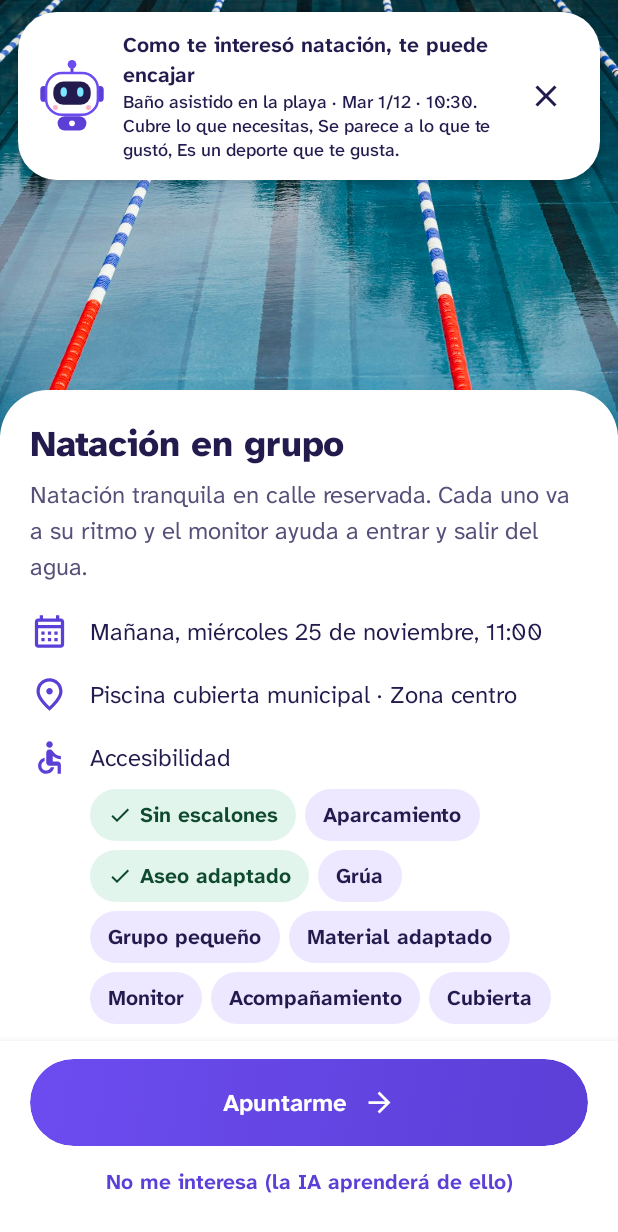
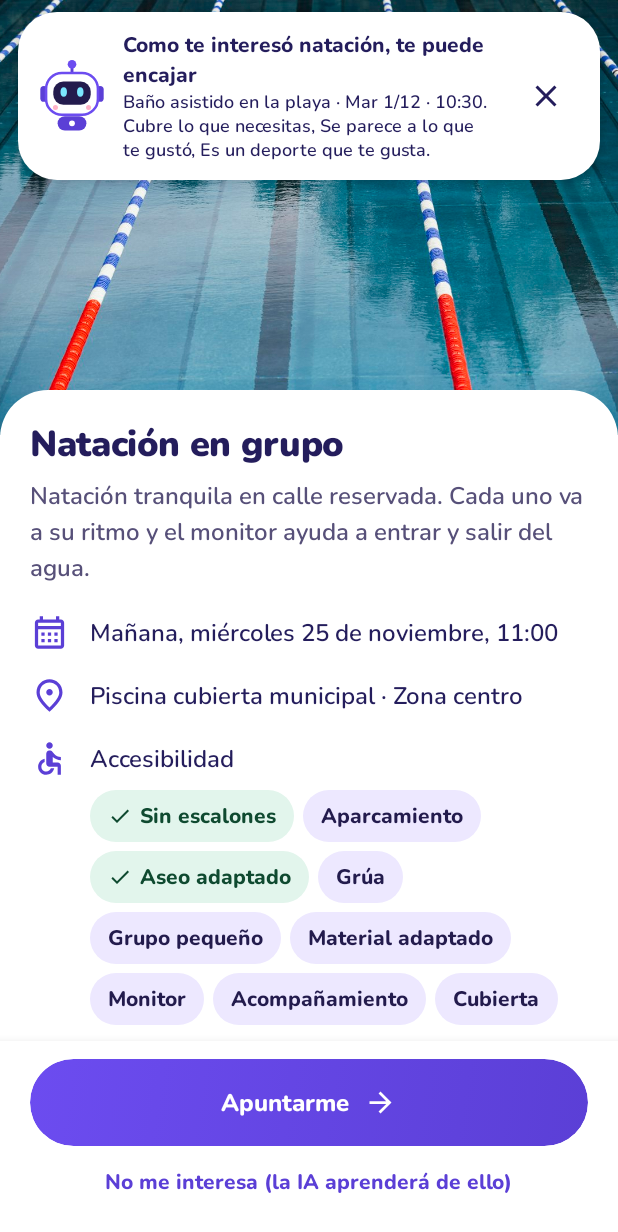
Before and after one commit to javierromeo1612/fit-in-ia, an Android app built with Jetpack Compose: the screen it shows after launch (MainActivity), after a tap on "Volver", on a phone screen of 412 x 824 dp. Shown: the top 1232 px of the screen. Run offline under Robolectric (Android 15) with nearby library versions, the phone set to English and light mode, and no system bars; 1 statement that could not run was skipped; 1 other tap on this screen came first.

Commit message:
Tipografía redondeada y detalles del diseño

```diff
--- a/app/src/main/java/com/marbellup/fitin/MainActivity.kt
+++ b/app/src/main/java/com/marbellup/fitin/MainActivity.kt
@@ -65,7 +65,7 @@ class MainActivity : ComponentActivity() {
         Alerts.schedule(this)
         handleIntent(intent)
         setContent {
-            FitInTheme {
+            FitInTheme(easyRead = state.easyRead) {
                 val density = LocalDensity.current
                 val scaled = Density(density.density, density.fontScale * if (state.bigText) 1.3f else 1f)
                 CompositionLocalProvider(
--- a/app/src/main/java/com/marbellup/fitin/ui/screens/CalendarScreen.kt
+++ b/app/src/main/java/com/marbellup/fitin/ui/screens/CalendarScreen.kt
@@ -89,7 +89,7 @@ fun CalendarScreen(state: AppState, bottomBar: @Composable () -> Unit) {
                     }
                 }
 
-                GlassCard(Modifier.padding(16.dp).animateContentSize()) {
+                GlassCard(Modifier.padding(16.dp).animateContentSize(), color = if (monthView) x.card else Color.White.copy(alpha = 0.55f)) {
                     Column(Modifier.padding(horizontal = 8.dp, vertical = 12.dp)) {
                         val days: List<LocalDate?>
                         if (monthView) {
@@ -225,8 +225,8 @@ private fun DayActivity(state: AppState, a: Activity, bg: Color) {
     ) {
         Column(Modifier.padding(14.dp)) {
             Row(verticalAlignment = Alignment.CenterVertically) {
-                Box(Modifier.size(56.dp).clip(RoundedCornerShape(18.dp)).background(Color.White), contentAlignment = Alignment.Center) {
-                    Text(a.sport.emoji, fontSize = 30.sp)
+                Box(Modifier.size(60.dp), contentAlignment = Alignment.Center) {
+                    Text(a.sport.emoji, fontSize = 42.sp)
                 }
                 Column(Modifier.weight(1f).padding(horizontal = 12.dp)) {
                     Text(a.title, style = MaterialTheme.typography.titleMedium, maxLines = 2)
--- a/app/src/main/java/com/marbellup/fitin/ui/theme/Theme.kt
+++ b/app/src/main/java/com/marbellup/fitin/ui/theme/Theme.kt
@@ -85,7 +85,7 @@ private val LightExtra = ExtraColors(
     tileSelected = Color(0xFF6C4CF0),
     hero = Color(0xFF6C4CF0),
     flame = Color(0xFFF2852B),
-    gradientTop = Color(0xFFDCCFFF),
+    gradientTop = Color(0xFFD6C8FF),
     gradientBottom = Color(0xFFF6F3FF),
     lilac = Color(0xFFEDE5FF),
     sky = Color(0xFFE1EEFF),
@@ -142,9 +142,9 @@ private val LightColors = lightColorScheme(
     errorContainer = Color(0xFFFDE4E1),
     onErrorContainer = Color(0xFF5F0A0A),
     background = Color(0xFFF4F1FF),
-    onBackground = Color(0xFF231B4D),
+    onBackground = Color(0xFF241D5C),
     surface = Color(0xFFF4F1FF),
-    onSurface = Color(0xFF231B4D),
+    onSurface = Color(0xFF241D5C),
     surfaceVariant = Color(0xFFF2EEFF),
     onSurfaceVariant = Color(0xFF575079),
     outline = Color(0xFF8E88AE),
@@ -202,31 +202,45 @@ private fun atkinson(weight: Int) = Font(
 
 private val Atkinson = FontFamily(atkinson(400), atkinson(500), atkinson(700), atkinson(800))
 
-private fun TextStyle.voice(weight: Int, tracking: Double = 0.0) = copy(
-    fontFamily = Atkinson,
+/** Nunito: redondeada y gruesa, como la tipografía de la referencia visual (licencia OFL). */
+@OptIn(ExperimentalTextApi::class)
+private fun nunito(weight: Int) = Font(
+    resId = R.font.nunito,
+    weight = FontWeight(weight),
+    variationSettings = FontVariation.Settings(FontVariation.weight(weight)),
+)
+
+private val Nunito = FontFamily(nunito(500), nunito(600), nunito(700), nunito(800), nunito(900))
+
+private fun TextStyle.voice(family: FontFamily, weight: Int, tracking: Double = 0.0) = copy(
+    fontFamily = family,
     fontWeight = FontWeight(weight),
     letterSpacing = tracking.em,
 )
 
 private val Base = Typography()
 
-private val AppTypography = Typography(
-    displayLarge = Base.displayLarge.voice(800, -0.02),
-    displayMedium = Base.displayMedium.voice(800, -0.02),
-    displaySmall = Base.displaySmall.voice(800, -0.02),
-    headlineLarge = Base.headlineLarge.voice(800, -0.02),
-    headlineMedium = Base.headlineMedium.voice(800, -0.015),
-    headlineSmall = Base.headlineSmall.voice(800, -0.01),
-    titleLarge = Base.titleLarge.voice(800, -0.01),
-    titleMedium = Base.titleMedium.voice(700),
-    titleSmall = Base.titleSmall.voice(700),
-    bodyLarge = Base.bodyLarge.voice(400),
-    bodyMedium = Base.bodyMedium.voice(400),
-    bodySmall = Base.bodySmall.voice(500),
-    labelLarge = Base.labelLarge.voice(700),
-    labelMedium = Base.labelMedium.voice(700),
-    labelSmall = Base.labelSmall.voice(700),
+private fun typography(f: FontFamily, body: Int) = Typography(
+    displayLarge = Base.displayLarge.voice(f, 900, -0.02),
+    displayMedium = Base.displayMedium.voice(f, 900, -0.02),
+    displaySmall = Base.displaySmall.voice(f, 900, -0.02),
+    headlineLarge = Base.headlineLarge.voice(f, 900, -0.02),
+    headlineMedium = Base.headlineMedium.voice(f, 900, -0.015),
+    headlineSmall = Base.headlineSmall.voice(f, 900, -0.01),
+    titleLarge = Base.titleLarge.voice(f, 800, -0.01),
+    titleMedium = Base.titleMedium.voice(f, 800),
+    titleSmall = Base.titleSmall.voice(f, 800),
+    bodyLarge = Base.bodyLarge.voice(f, body),
+    bodyMedium = Base.bodyMedium.voice(f, body),
+    bodySmall = Base.bodySmall.voice(f, body),
+    labelLarge = Base.labelLarge.voice(f, 800),
+    labelMedium = Base.labelMedium.voice(f, 800),
+    labelSmall = Base.labelSmall.voice(f, 800),
 )
+
+/** Estilo de la referencia (Nunito) y alternativa de lectura fácil (Atkinson Hyperlegible). */
+private val AppTypography = typography(Nunito, 600)
+private val EasyTypography = typography(Atkinson, 400)
 
 private val AppShapes = Shapes(
     extraSmall = RoundedCornerShape(8.dp),
@@ -240,12 +254,14 @@ private val AppShapes = Shapes(
 fun FitInTheme(
     // Siempre claro, aunque el móvil esté en modo oscuro: es el estilo elegido para la demo.
     darkTheme: Boolean = false,
+    /** Lectura fácil: cambia a Atkinson Hyperlegible, diseñada para baja visión. */
+    easyRead: Boolean = false,
     content: @Composable () -> Unit,
 ) {
     CompositionLocalProvider(LocalExtra provides if (darkTheme) DarkExtra else LightExtra) {
         MaterialTheme(
             colorScheme = if (darkTheme) DarkColors else LightColors,
-            typography = AppTypography,
+            typography = if (easyRead) EasyTypography else AppTypography,
             shapes = AppShapes,
             content = content,
         )
```
Also changed, not shown: app/src/main/java/com/marbellup/fitin/ui/Kit.kt (+28 -11 lines), app/src/main/java/com/marbellup/fitin/ui/screens/ProfileScreen.kt (+7 -5 lines), app/src/main/res/font/nunito.ttf (added), 1 other file.
